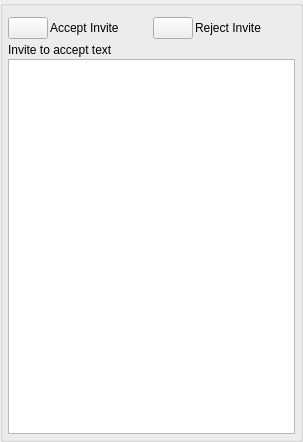
Above: nolimitgui/CommonSrc/Forms/AppletInviteAccept.ui from nolimitconnect/NoLimitConnect before the change. Below: the same form after it.
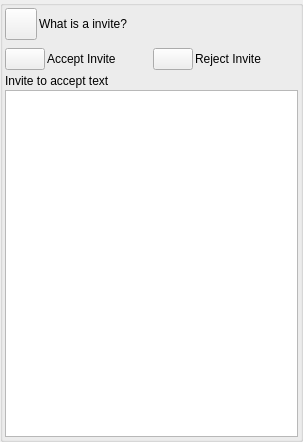
That is the form after the change. Custom widgets are drawn as their Qt base class.

Commit message: Add accepted invite messenger message if personal invite. Improve invite informational help

What changed in the file:
```diff
--- a/nolimitgui/CommonSrc/Forms/AppletInviteAccept.ui
+++ b/nolimitgui/CommonSrc/Forms/AppletInviteAccept.ui
@@ -69,17 +69,53 @@
        <number>2</number>
       </property>
       <property name="leftMargin">
-       <number>5</number>
+       <number>2</number>
       </property>
       <property name="topMargin">
-       <number>5</number>
+       <number>2</number>
       </property>
       <property name="rightMargin">
-       <number>5</number>
+       <number>2</number>
       </property>
       <property name="bottomMargin">
-       <number>5</number>
+       <number>2</number>
       </property>
+      <item>
+       <layout class="QHBoxLayout" name="horizontalLayout">
+        <item>
+         <widget class="VxPushButton" name="m_InviteInfoButton">
+          <property name="sizePolicy">
+           <sizepolicy hsizetype="Fixed" vsizetype="Fixed">
+            <horstretch>0</horstretch>
+            <verstretch>0</verstretch>
+           </sizepolicy>
+          </property>
+          <property name="minimumSize">
+           <size>
+            <width>32</width>
+            <height>32</height>
+           </size>
+          </property>
+          <property name="maximumSize">
+           <size>
+            <width>32</width>
+            <height>32</height>
+           </size>
+          </property>
+          <property name="text">
+           <string notr="true"/>
+          </property>
+         </widget>
+        </item>
+        <item>
+         <widget class="QLabel" name="m_InviteInfoLabel">
+          <property name="text">
+           <string>What is a invite?</string>
+          </property>
+         </widget>
+        </item>
+       </layout>
+      </item>
       <item>
        <widget class="ClipboardPasteWidget" name="m_ClipboardPasteWidget" native="true"/>
       </item>
@@ -165,17 +201,17 @@
   </layout>
  </widget>
  <customwidgets>
-  <customwidget>
-   <class>VxPushButton</class>
-   <extends>QPushButton</extends>
-   <header>VxPushButton.h</header>
-  </customwidget>
   <customwidget>
    <class>InviteUrlWidget</class>
    <extends>QWidget</extends>
    <header>InviteUrlWidget.h</header>
    <container>1</container>
   </customwidget>
+  <customwidget>
+   <class>VxPushButton</class>
+   <extends>QPushButton</extends>
+   <header>VxPushButton.h</header>
+  </customwidget>
   <customwidget>
    <class>IdentWidget</class>
    <extends>QWidget</extends>
```
The commit also changes 15 other files.
